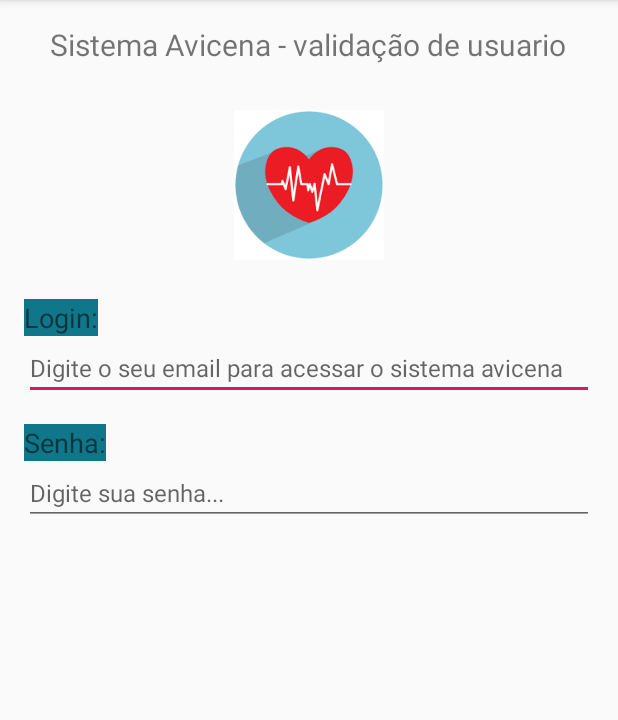
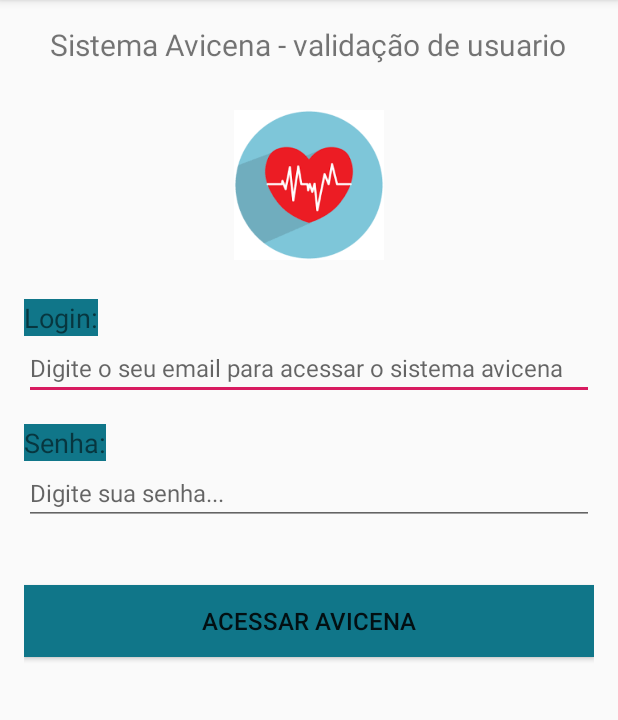
Before and after one commit to marcoacsena/ApiAvicena, an Android app: the screen it shows after launch (UsuarioActivity), on a phone screen of 412 x 824 dp, the part 84-804 px from its top. Run offline under Robolectric (Android 15) with nearby library versions, the phone set to English and light mode, and no system bars.

Commit message:
Botão acessar adicionado!

```diff
--- a/app/src/main/res/layout/activity_usuario.xml
+++ b/app/src/main/res/layout/activity_usuario.xml
@@ -65,4 +65,15 @@
 
         />
 
+    <Button
+        android:layout_width="match_parent"
+        android:layout_height="wrap_content"
+        android:text="Acessar Avicena"
+        android:textSize="16sp"
+        android:layout_marginTop="40dp"
+        android:background="#107689"
+        android:id="@+id/btnValidar"
+
+        />
+
 </LinearLayout>
```
